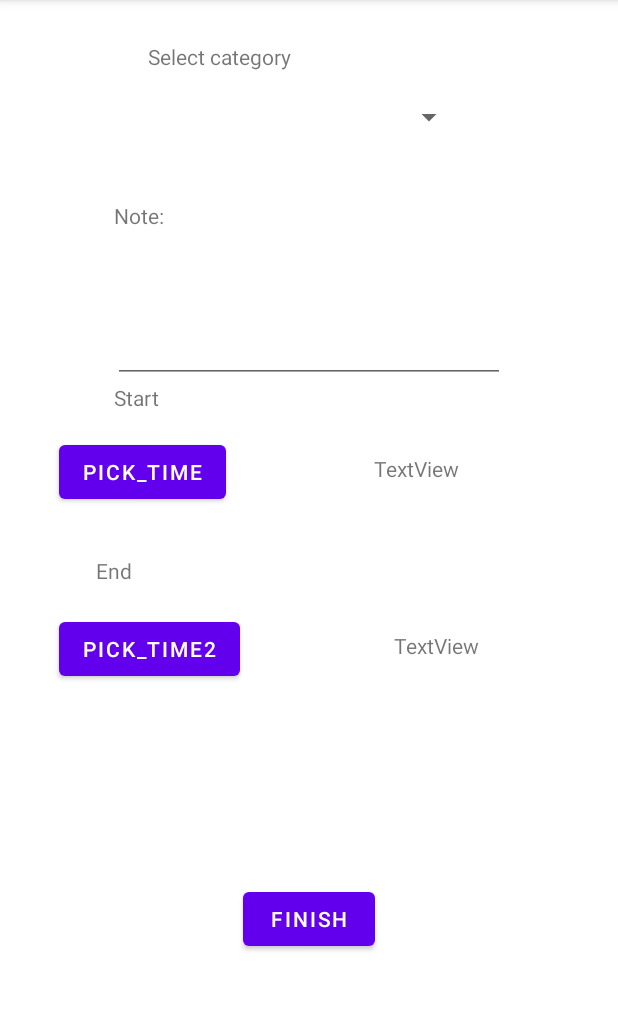
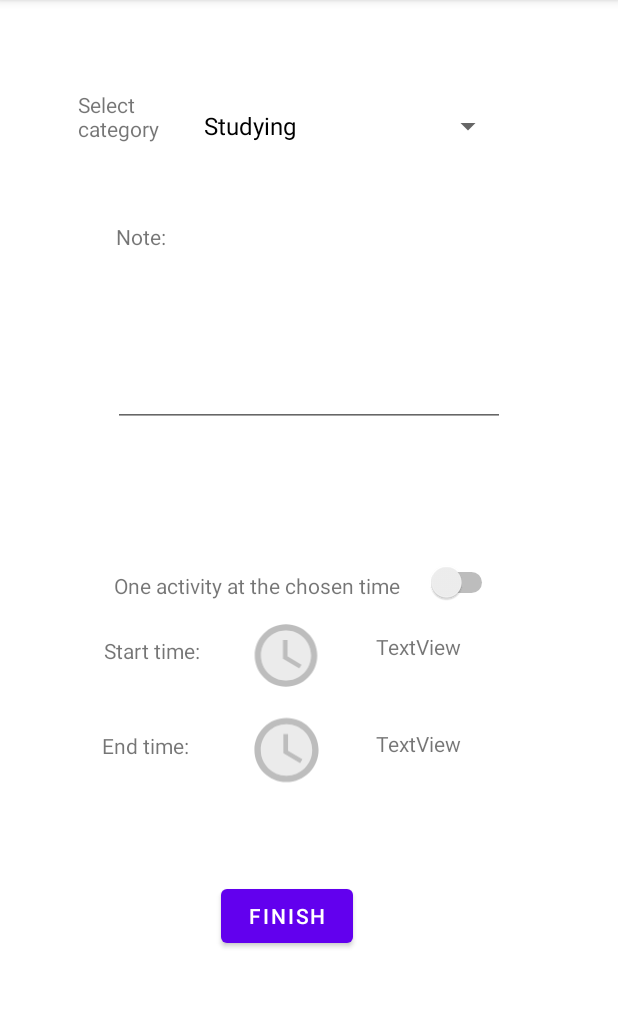
Before and after one commit to tberkovac/Greapp_To-Do, an Android app: the screen it shows after launch (MainActivity), after a tap on "ADD NEW ACTIVITY", on a phone screen of 412 x 824 dp, the part 84-1095 px from its top. Run offline under Robolectric (Android 15) with nearby library versions, the phone set to English and light mode, and no system bars; our stand-ins replace Room's generated code.

Commit message:
Omogucena promjena vremena za kraj aktivnosti a i ostali se shodno modifikuju Bolji izgledi add_activity_fragmenta i home_fragmenta

```diff
--- a/app/src/main/java/com/example/greapp/models/DailyActivity.kt
+++ b/app/src/main/java/com/example/greapp/models/DailyActivity.kt
@@ -12,8 +12,8 @@ import java.util.*
 data class DailyActivity(
     @ColumnInfo(name = "name") @SerializedName("name") val name : String,
     @ColumnInfo(name = "note") @SerializedName("note") val note : String,
-    @SerializedName("startTime") val startTime : Date,
-    @SerializedName("expectedEndTime") val expectedEndTime : Date,
+    @SerializedName("startTime") val startTime : Date?,
+    @SerializedName("expectedEndTime") val expectedEndTime : Date?,
     @SerializedName("markedFinishedTime") val markedFinishedTime : Date?
 
     ) : Parcelable {
--- a/app/src/main/java/com/example/greapp/repositories/DailyActivityDao.kt
+++ b/app/src/main/java/com/example/greapp/repositories/DailyActivityDao.kt
@@ -13,6 +13,10 @@ interface DailyActivityDao {
     @Query("UPDATE DailyActivity SET markedFinishedTime = :time WHERE id = :id")
     fun update(id : Int, time: Date)
 
+    @Query("UPDATE DailyActivity SET startTime = startTime + :time, expectedEndTime = expectedEndTime + :time" +
+            " WHERE startTime BETWEEN :start AND :end")
+    fun update(time : Long, start: Long, end: Long)
+
     @Insert
     fun insert (vararg dailyActivity: DailyActivity)
 
--- a/app/src/main/java/com/example/greapp/view/ActivityListFragment.kt
+++ b/app/src/main/java/com/example/greapp/view/ActivityListFragment.kt
@@ -24,7 +24,7 @@ class ActivityListFragment() : Fragment() {
         val view = inflater.inflate(R.layout.activity_list_fragment, container, false)
         activityRV = view.findViewById(R.id.lvActivitiesID)
 
-        adapter = ActivityListAdapter(listOf())
+        adapter = activity?.let { ActivityListAdapter(listOf(), it) }!!
         activityRV.adapter = adapter
 
         val linearLayoutManager = LinearLayoutManager(requireContext())
--- a/app/src/main/java/com/example/greapp/view/AddActivityFragment.kt
+++ b/app/src/main/java/com/example/greapp/view/AddActivityFragment.kt
@@ -6,8 +6,7 @@ import android.text.format.DateFormat
 import android.view.LayoutInflater
 import android.view.View
 import android.view.ViewGroup
-import android.widget.Button
-import android.widget.TextView
+import android.widget.*
 import androidx.fragment.app.Fragment
 import com.example.greapp.MainActivity
 import com.example.greapp.R
@@ -17,13 +16,17 @@ import com.example.greapp.viewmodel.DailyActivityViewModel
 import java.util.*
 
 class AddActivityFragment : Fragment() {
-    private lateinit var btnStartTime : Button
-    private lateinit var btnEndTime : Button
+    private lateinit var spinnerCategory: Spinner
+    private lateinit var switch: Switch
+    private lateinit var note : EditText
+    private lateinit var btnStartTime : ImageView
+    private lateinit var btnEndTime : ImageView
     private lateinit var tvStartTime : TextView
     private lateinit var tvEndTime : TextView
     private lateinit var startTime : TimeHM
     private lateinit var endTime : TimeHM
     private lateinit var finish : Button
+    private var timeActivity = false
     private var dailyActivityViewModel = DailyActivityViewModel()
 
 
@@ -33,18 +36,48 @@ class AddActivityFragment : Fragment() {
         savedInstanceState: Bundle?
     ): View? {
         val view = inflater.inflate(R.layout.add_activity_fragment, container, false)
+        spinnerCategory = view.findViewById(R.id.spinner)
+        note = view.findViewById(R.id.eTNote)
+        switch = view.findViewById(R.id.switchConsecutiveActivity)
         btnStartTime = view.findViewById(R.id.pickStartTimeId)
         btnEndTime = view.findViewById(R.id.pickEndTimeId)
         tvStartTime = view.findViewById(R.id.tvStartNumbersId)
         tvEndTime = view.findViewById(R.id.tvEndTimeNumbersId)
         finish = view.findViewById(R.id.btnFinish)
 
+        btnStartTime.isEnabled = false
+        btnEndTime.isEnabled = false
+
+        val podaci = listOf("Studying", "Eating", "Journaling", "Exercise", "Religious activity", "Friends & Family", "Self-care")
+        var spinnerAdapter = ArrayAdapter<String> (
+            requireContext(),
+            androidx.appcompat.R.layout.support_simple_spinner_dropdown_item,
+            podaci)
+        spinnerCategory.adapter = spinnerAdapter
+
+        switch.setOnCheckedChangeListener { compoundButton, isChecked ->
+            if(isChecked){
+                timeActivity = true
+                btnStartTime.isEnabled = true
+                btnEndTime.isEnabled = true
+            }else{
+                btnStartTime.isEnabled = false
+                btnEndTime.isEnabled = false
+                timeActivity = false
+            }
+        }
+
         btnStartTime.setOnClickListener {
             val c = Calendar.getInstance()
             val hour = c.get(Calendar.HOUR_OF_DAY)
             val minute = c.get(Calendar.MINUTE)
-            TimePickerDialog(activity, { timePicker, i, i2 -> postaviITextView(i, i2) }, hour, minute, DateFormat.is24HourFormat(activity))
-                .show()
+            TimePickerDialog(
+                activity,
+                { timePicker, i, i2 -> postaviITextView(i, i2) },
+                hour,
+                minute,
+                DateFormat.is24HourFormat(activity)
+            ).show()
         }
 
         btnEndTime.setOnClickListener {
@@ -52,11 +85,17 @@ class AddActivityFragment : Fragment() {
             val hour = c.get(Calendar.HOUR_OF_DAY)
             val minute = c.get(Calendar.MINUTE)
 
-            TimePickerDialog(activity, { timePicker, i, i2 -> postaviITextViewEnd(i, i2)}, hour, minute, DateFormat.is24HourFormat(activity))
-                .show()
+            TimePickerDialog(
+                activity,
+                { timePicker, i, i2 -> postaviITextViewEnd(i, i2) },
+                hour,
+                minute,
+                DateFormat.is24HourFormat(activity)
+            ).show()
         }
 
         finish.setOnClickListener {
+            if(timeActivity){
                 var cal = Calendar.getInstance()
                 cal.set(Calendar.HOUR_OF_DAY, startTime.hours)
                 cal.set(Calendar.MINUTE, startTime.minutes)
@@ -67,13 +106,16 @@ class AddActivityFragment : Fragment() {
                 cal2.set(Calendar.MINUTE, endTime.minutes)
                 val endDate : Date = cal2.time
 
-            val newActivity = DailyActivity("nova aktivnost", "bla bla", startDate,endDate, null)
+                val newActivity = DailyActivity(spinnerCategory.selectedItem.toString(), note.text.toString(), startDate,endDate, null)
                 dailyActivityViewModel.writeActivity(newActivity)
+            }else{
+                val newActivity = DailyActivity(spinnerCategory.selectedItem.toString(), note.text.toString(), null, null, null)
+                dailyActivityViewModel.writeActivity(newActivity)
+            }
 
             MainActivity.viewPagerAdapter.addMultiple(listOf(HomeFragment(), ActivityListFragment()))
             MainActivity.viewPagerAdapter.notifyDataSetChanged()
         }
-
         return view
     }
 
@@ -87,7 +129,4 @@ class AddActivityFragment : Fragment() {
         tvEndTime.text = "$hours : $minutes"
     }
 
-
-
-
 }
--- a/app/src/main/java/com/example/greapp/view/CardFragment.kt
+++ b/app/src/main/java/com/example/greapp/view/CardFragment.kt
@@ -4,16 +4,44 @@ import android.os.Bundle
 import android.view.LayoutInflater
 import android.view.View
 import android.view.ViewGroup
+import android.widget.TextView
 import androidx.fragment.app.Fragment
 import com.example.greapp.R
+import com.example.greapp.models.DailyActivity
+import com.example.greapp.viewmodel.DailyActivityViewModel
+import java.text.SimpleDateFormat
+import java.time.format.DateTimeFormatter
 
 class CardFragment : Fragment() {
+    private lateinit var tvNameOfActivity : TextView
+    private lateinit var tvHoursAndMinutes : TextView
+    private lateinit var note: TextView
+
+
+    private var dailyActivityViewModel = DailyActivityViewModel()
     override fun onCreateView(
         inflater: LayoutInflater,
         container: ViewGroup?,
         savedInstanceState: Bundle?
     ): View? {
         val view = inflater.inflate(R.layout.activity_card, container, false)
+        tvNameOfActivity = view.findViewById(R.id.trenutnaId)
+        tvHoursAndMinutes = view.findViewById(R.id.tvSatiIMinuteId)
+        note = view.findViewById(R.id.noteHomeTV)
+
+        dailyActivityViewModel.getCurrentActivity(::setNameActivityTV)
         return view
     }
+
+    private fun setNameActivityTV(dailyActivity: DailyActivity?){
+        val dtf = SimpleDateFormat("hh:mm")
+        if(dailyActivity == null){
+            tvNameOfActivity.text = "Enjoy your break"
+            tvHoursAndMinutes.text = ":))))"
+        }else {
+            tvNameOfActivity.text = dailyActivity.name
+            tvHoursAndMinutes.text = dtf.format(dailyActivity.expectedEndTime)
+            note.text = dailyActivity.note
+        }
+    }
 }
--- a/app/src/main/java/com/example/greapp/view/HomeFragment.kt
+++ b/app/src/main/java/com/example/greapp/view/HomeFragment.kt
@@ -6,9 +6,11 @@ import android.view.View
 import android.view.ViewGroup
 import android.widget.Button
 import android.widget.FrameLayout
+import android.widget.TextView
 import androidx.fragment.app.Fragment
 import com.example.greapp.MainActivity
 import com.example.greapp.R
+import org.w3c.dom.Text
 
 class HomeFragment : Fragment() {
     private lateinit var frameLayout : FrameLayout
@@ -21,10 +23,9 @@ class HomeFragment : Fragment() {
     ): View? {
         val view = inflater.inflate(R.layout.home_fragment, container, false)
         frameLayout = view.findViewById(R.id.frame1Id)
+        addActivityButton = view.findViewById(R.id.addActivity)
         loadFragment(R.id.frame1Id, CardFragment())
-        loadFragment(R.id.frame2Id, CardFragment2())
-
-        addActivityButton = view.findViewById(R.id.addActivity)
+       // loadFragment(R.id.frame2Id, CardFragment2())
 
         addActivityButton.setOnClickListener{
             MainActivity.viewPagerAdapter.removeAllAndAdd(AddActivityFragment())
--- a/app/src/main/java/com/example/greapp/viewmodel/DailyActivityViewModel.kt
+++ b/app/src/main/java/com/example/greapp/viewmodel/DailyActivityViewModel.kt
@@ -29,10 +29,26 @@ class DailyActivityViewModel {
     fun getTodaysActivities(onSuccess: (List<DailyActivity>)-> Unit){
         scope.launch {
             val todayDate = Calendar.getInstance().time
-            val simpleDateFormat = SimpleDateFormat("ddmmYYYY")
+            val simpleDateFormat = SimpleDateFormat("dd.MM.yyyy")
             var activities = DailyActivityRepository.getAllActivities()
-            activities = activities.filter { simpleDateFormat.format(it.startTime).equals(simpleDateFormat.format(todayDate)) }
+            activities = activities.filter { it.startTime?.let { it1 -> simpleDateFormat.format(it1).equals(simpleDateFormat.format(todayDate)) } ?:false }
             onSuccess.invoke(activities)
+        }
+    }
+
+    fun getCurrentActivity(onSuccess: (DailyActivity?)->Unit){
+        scope.launch {
+            val todayDate = Calendar.getInstance().time
+            val simpleDateFormat = SimpleDateFormat("dd.MM.yyyy")
+            var activities = DailyActivityRepository.getAllActivities()
+            activities = activities.filter {
+                it.startTime?.let { it1 ->
+                    simpleDateFormat.format(it1).equals(simpleDateFormat.format(todayDate))
+                } ?: false
+            }.filter { it.startTime?.before(todayDate) ?: false && it.expectedEndTime?.after(todayDate) ?: false }
+
+            var rez = if(activities.isEmpty()) null else activities[0]
+            onSuccess.invoke(rez)
         }
     }
 
@@ -42,6 +58,12 @@ class DailyActivityViewModel {
         }
     }
 
+    fun updateActivities(time: Long, start: Long, end: Long) {
+        scope.launch {
+            DailyActivityRepository.updateTimes(time, start, end)
+        }
+    }
+
     fun deleteActivity(activity: DailyActivity) {
         scope.launch {
             DailyActivityRepository.deleteActivity(activity)
--- /dev/null
+++ b/app/src/main/res/drawable/ic_twotone_schedule_24.xml
@@ -0,0 +1,15 @@
+<vector xmlns:android="http://schemas.android.com/apk/res/android"
+    android:width="24dp"
+    android:height="24dp"
+    android:viewportWidth="24"
+    android:viewportHeight="24"
+    android:tint="?attr/colorControlNormal">
+  <path
+      android:fillColor="@android:color/white"
+      android:pathData="M12,4c-4.42,0 -8,3.58 -8,8s3.58,8 8,8 8,-3.58 8,-8 -3.58,-8 -8,-8zM16.25,16.15L11,13L11,7h1.5v5.25l4.5,2.67 -0.75,1.23z"
+      android:strokeAlpha="0.3"
+      android:fillAlpha="0.3"/>
+  <path
+      android:fillColor="@android:color/white"
+      android:pathData="M11.99,2C6.47,2 2,6.48 2,12s4.47,10 9.99,10C17.52,22 22,17.52 22,12S17.52,2 11.99,2zM12,20c-4.42,0 -8,-3.58 -8,-8s3.58,-8 8,-8 8,3.58 8,8 -3.58,8 -8,8zM12.5,7L11,7v6l5.25,3.15 0.75,-1.23 -4.5,-2.67z"/>
+</vector>
--- a/app/src/main/res/layout/add_activity_fragment.xml
+++ b/app/src/main/res/layout/add_activity_fragment.xml
@@ -5,13 +5,14 @@
     android:layout_width="match_parent"
     android:layout_height="match_parent">
 
+
     <TextView
         android:id="@+id/textView"
-        android:layout_width="215dp"
-        android:layout_height="26dp"
-        android:layout_marginTop="28dp"
+        android:layout_width="66dp"
+        android:layout_height="39dp"
+        android:layout_marginStart="52dp"
+        android:layout_marginTop="60dp"
         android:text="Select category"
-        app:layout_constraintEnd_toEndOf="parent"
         app:layout_constraintStart_toStartOf="parent"
         app:layout_constraintTop_toTopOf="parent" />
 
@@ -19,19 +20,20 @@
         android:id="@+id/spinner"
         android:layout_width="208dp"
         android:layout_height="48dp"
+        android:layout_marginTop="60dp"
         app:layout_constraintEnd_toEndOf="parent"
-        app:layout_constraintStart_toStartOf="parent"
-        app:layout_constraintTop_toBottomOf="@+id/textView" />
-
+        app:layout_constraintHorizontal_bias="0.117"
+        app:layout_constraintStart_toEndOf="@+id/textView"
+        app:layout_constraintTop_toTopOf="parent" />
 
     <TextView
         android:id="@+id/tvNote"
         android:layout_width="wrap_content"
         android:layout_height="wrap_content"
-        android:layout_marginTop="32dp"
         android:text="Note:"
+        android:layout_marginTop="40dp"
         app:layout_constraintEnd_toEndOf="parent"
-        app:layout_constraintHorizontal_bias="0.201"
+        app:layout_constraintHorizontal_bias="0.204"
         app:layout_constraintStart_toStartOf="parent"
         app:layout_constraintTop_toBottomOf="@+id/spinner" />
 
@@ -39,6 +41,7 @@
         android:id="@+id/eTNote"
         android:layout_width="261dp"
         android:layout_height="102dp"
+        android:layout_marginTop="15dp"
         android:ems="10"
         android:inputType="textMultiLine"
         app:layout_constraintEnd_toEndOf="parent"
@@ -49,56 +52,60 @@
         android:id="@+id/tvStart"
         android:layout_width="wrap_content"
         android:layout_height="wrap_content"
-        android:layout_marginStart="76dp"
-        android:text="Start"
+        android:layout_marginTop="24dp"
+        android:text="Start time: "
+        app:layout_constraintEnd_toStartOf="@+id/pickStartTimeId"
+        app:layout_constraintHorizontal_bias="0.71"
         app:layout_constraintStart_toStartOf="parent"
-        app:layout_constraintTop_toBottomOf="@+id/eTNote"
-        app:layout_constraintVertical_bias="1.0" />
+        app:layout_constraintTop_toBottomOf="@+id/tvSwitchConsecutive" />
 
-    <Button
+    <ImageView
         android:id="@+id/pickStartTimeId"
-        android:layout_width="wrap_content"
-        android:layout_height="wrap_content"
-        android:layout_marginTop="16dp"
+        android:layout_width="52dp"
+        android:layout_height="50dp"
+        android:layout_marginTop="12dp"
         android:text="pick_time"
         app:layout_constraintEnd_toEndOf="parent"
-        app:layout_constraintHorizontal_bias="0.131"
+        app:layout_constraintHorizontal_bias="0.457"
         app:layout_constraintStart_toStartOf="parent"
-        app:layout_constraintTop_toBottomOf="@+id/tvStart" />
+        app:layout_constraintTop_toBottomOf="@+id/tvSwitchConsecutive"
+        app:srcCompat="@drawable/ic_twotone_schedule_24" />
 
 
     <TextView
         android:id="@+id/tvStartNumbersId"
         android:layout_width="73dp"
         android:layout_height="37dp"
-        android:layout_marginTop="28dp"
+        android:layout_marginTop="21dp"
         android:text="TextView"
         app:layout_constraintEnd_toEndOf="parent"
-        app:layout_constraintHorizontal_bias="0.524"
+        app:layout_constraintHorizontal_bias="0.278"
         app:layout_constraintStart_toEndOf="@id/pickStartTimeId"
-        app:layout_constraintTop_toBottomOf="@+id/tvStart" />
+        app:layout_constraintTop_toBottomOf="@+id/tvSwitchConsecutive" />
 
     <TextView
         android:id="@+id/tvEnd"
-        android:layout_width="78dp"
-        android:layout_height="26dp"
-        android:layout_marginStart="64dp"
-        android:layout_marginTop="32dp"
-        android:text="End"
+        android:layout_width="69dp"
+        android:layout_height="27dp"
+        android:layout_marginStart="24dp"
+        android:layout_marginTop="44dp"
+        android:text="End time: "
+        app:layout_constraintEnd_toStartOf="@+id/pickEndTimeId"
+        app:layout_constraintHorizontal_bias="0.611"
         app:layout_constraintStart_toStartOf="parent"
-        app:layout_constraintTop_toBottomOf="@+id/pickStartTimeId" />
+        app:layout_constraintTop_toBottomOf="@+id/tvStart" />
 
-    <Button
+    <ImageView
         android:id="@+id/pickEndTimeId"
-        android:layout_width="wrap_content"
-        android:layout_height="wrap_content"
+        android:layout_width="51dp"
+        android:layout_height="52dp"
         android:layout_marginTop="12dp"
         android:text="pick_time2"
         app:layout_constraintEnd_toEndOf="parent"
-        app:layout_constraintHorizontal_bias="0.135"
+        app:layout_constraintHorizontal_bias="0.458"
         app:layout_constraintStart_toStartOf="parent"
-        app:layout_constraintTop_toBottomOf="@+id/tvEnd" />
-
+        app:layout_constraintTop_toBottomOf="@+id/pickStartTimeId"
+        app:srcCompat="@drawable/ic_twotone_schedule_24" />
 
     <TextView
         android:id="@+id/tvEndTimeNumbersId"
@@ -107,9 +114,9 @@
         android:layout_marginTop="24dp"
         android:text="TextView"
         app:layout_constraintEnd_toEndOf="parent"
-        app:layout_constraintHorizontal_bias="0.594"
-        app:layout_constraintStart_toEndOf="@id/pickStartTimeId"
-        app:layout_constraintTop_toBottomOf="@+id/tvEnd" />
+        app:layout_constraintHorizontal_bias="0.278"
+        app:layout_constraintStart_toEndOf="@+id/pickEndTimeId"
+        app:layout_constraintTop_toBottomOf="@+id/pickStartTimeId" />
 
     <Button
         android:id="@+id/btnFinish"
@@ -118,8 +125,30 @@
         android:text="Finish"
         app:layout_constraintBottom_toBottomOf="parent"
         app:layout_constraintEnd_toEndOf="parent"
+        app:layout_constraintHorizontal_bias="0.455"
         app:layout_constraintStart_toStartOf="parent"
-        app:layout_constraintTop_toBottomOf="@+id/pickEndTimeId" />
+        app:layout_constraintTop_toBottomOf="@+id/pickEndTimeId"
+        app:layout_constraintVertical_bias="0.312" />
+
+    <Switch
+        android:id="@+id/switchConsecutiveActivity"
+        android:layout_width="wrap_content"
+        android:layout_height="wrap_content"
+        android:layout_marginTop="90dp"
+        android:layout_marginEnd="80dp"
+        app:layout_constraintEnd_toEndOf="parent"
+        app:layout_constraintTop_toBottomOf="@+id/eTNote" />
+
+    <TextView
+        android:id="@+id/tvSwitchConsecutive"
+        android:layout_width="wrap_content"
+        android:layout_height="wrap_content"
+        android:layout_marginStart="76dp"
+        android:layout_marginTop="96dp"
+        android:layout_marginEnd="4dp"
+        android:text="One activity at the chosen time"
+        app:layout_constraintStart_toStartOf="parent"
+        app:layout_constraintTop_toBottomOf="@+id/eTNote" />
 
 
 </androidx.constraintlayout.widget.ConstraintLayout>
--- a/app/src/main/res/layout/lwacard.xml
+++ b/app/src/main/res/layout/lwacard.xml
@@ -46,7 +46,7 @@
         app:layout_constraintTop_toTopOf="parent"
         app:layout_constraintVertical_bias="0.48"
         app:srcCompat="@drawable/ic_baseline_check_24" />
-    />
+
 
     <ImageView
         android:id="@+id/trash"
```
Also changed, not shown: app/src/main/java/com/example/greapp/repositories/DailyActivityRepository.kt (+7 -0 lines), app/src/main/java/com/example/greapp/view/ActivityListAdapter.kt (+42 -4 lines), app/src/main/res/layout/activity_card.xml (+17 -21 lines), app/src/main/res/layout/home_fragment.xml (+13 -13 lines). Lines whose indentation alone changed are shown as unchanged.
